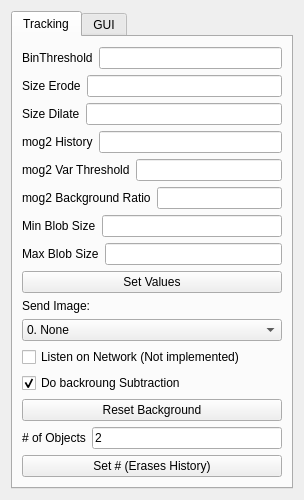
Before: the Qt Designer form BioTracker/Plugin/BioTrackerPlugin/View/TrackerParameterView.ui in BioroboticsLab/biotracker_core, drawn with Qt 5.
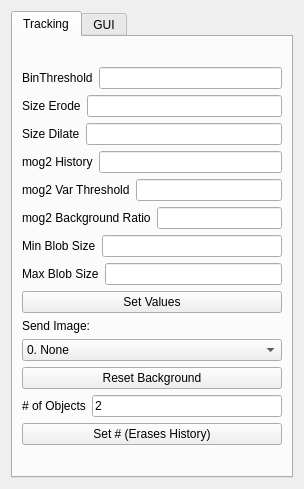
After: the same form once the commit is applied.

Commit message: V3.0.3 Implemented tcp listener (hardcoded port, always listens) cleaned some cmake files. Removed some UI elements (control these things from config, less ui elements -> less confused biologists!)

Patch:
```diff
--- a/BioTracker/Plugin/BioTrackerPlugin/View/TrackerParameterView.ui
+++ b/BioTracker/Plugin/BioTrackerPlugin/View/TrackerParameterView.ui
@@ -7,7 +7,7 @@
     <x>0</x>
     <y>0</y>
     <width>304</width>
-    <height>479</height>
+    <height>489</height>
    </rect>
   </property>
   <property name="windowTitle">
@@ -196,23 +196,6 @@
            </item>
           </widget>
          </item>
-         <item>
-          <widget class="QCheckBox" name="checkBoxNetwork">
-           <property name="text">
-            <string>Listen on Network (Not implemented)</string>
-           </property>
-          </widget>
-         </item>
-         <item>
-          <widget class="QCheckBox" name="checkBoxBackground">
-           <property name="text">
-            <string>Do backroung Subtraction</string>
-           </property>
-           <property name="checked">
-            <bool>true</bool>
-           </property>
-          </widget>
-         </item>
          <item>
           <widget class="QPushButton" name="pushButtonResetBackground">
            <property name="text">
```
Left out of the diff: 1 changed line with no effect on the pictures. The commit also changes 10 other files.
